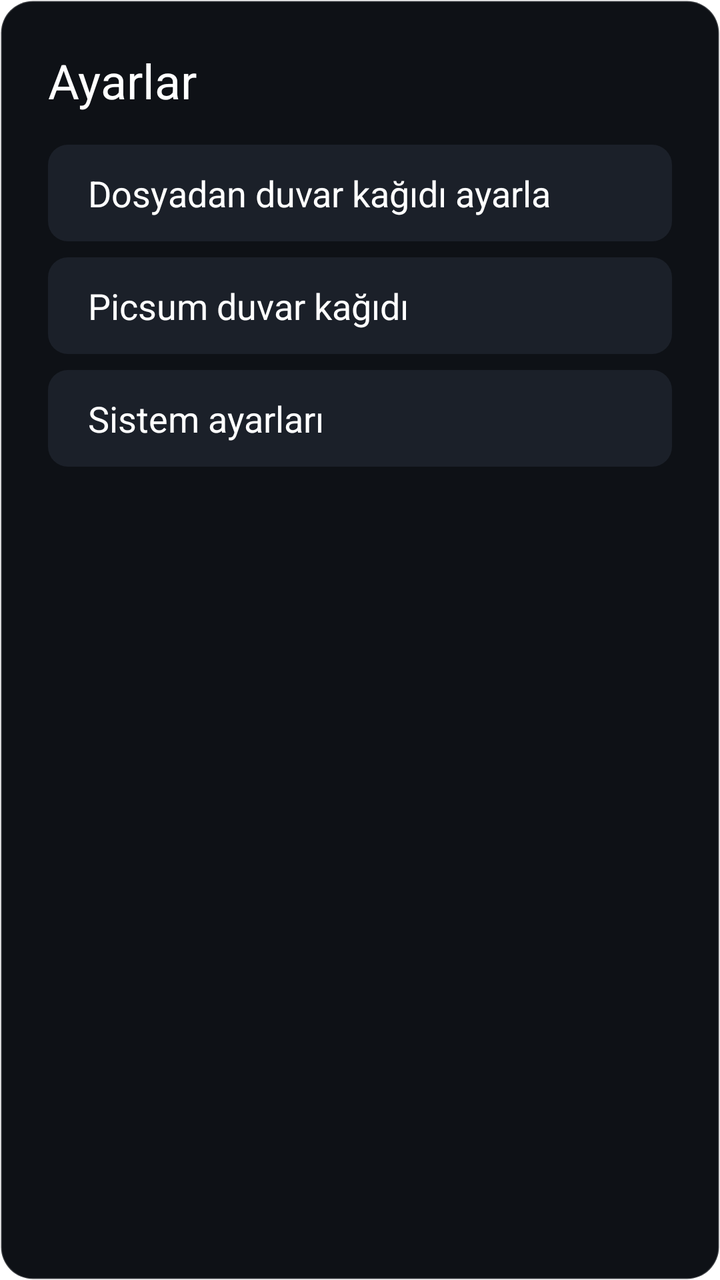
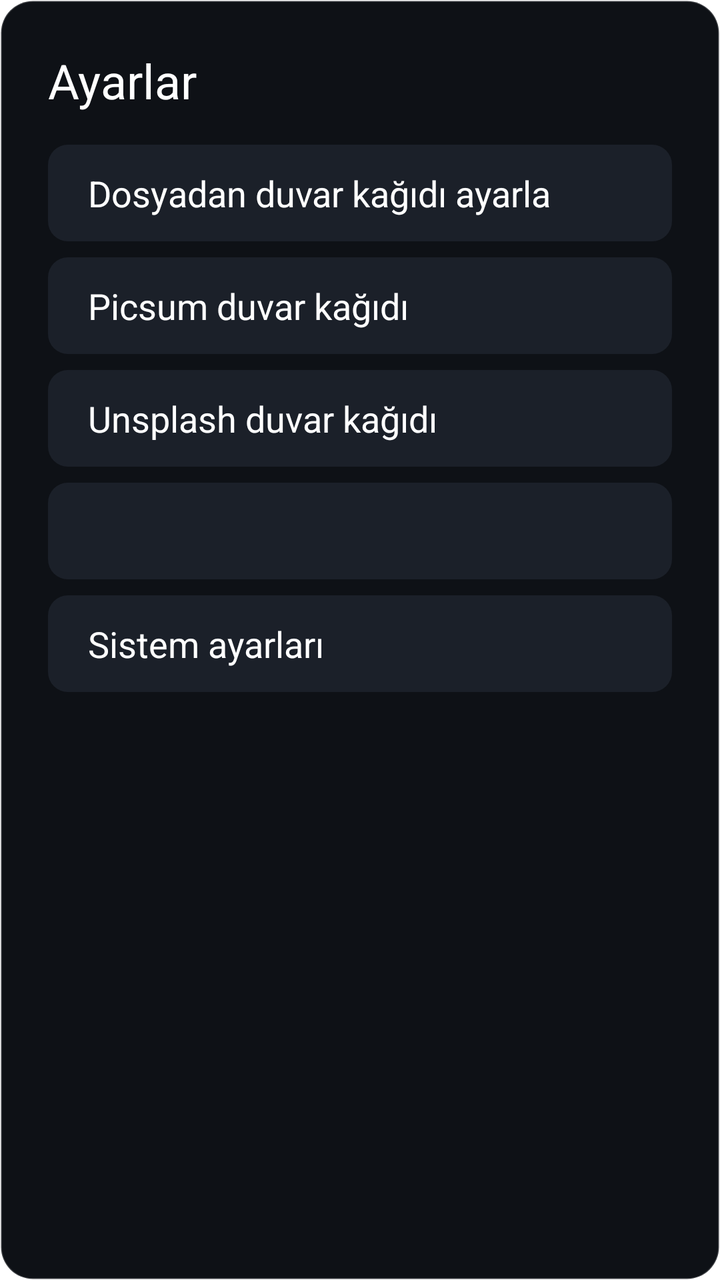

Screens rendered from an Android XML layout before and after an edit, with the pre-edit source and the edit as a unified diff.
<!-- AndroidManifest.xml: activity theme Theme.ATVBasic.Panel -->
<!-- res/layout/activity_settings.xml -->
<?xml version="1.0" encoding="utf-8"?>
<LinearLayout xmlns:android="http://schemas.android.com/apk/res/android"
    android:layout_width="wrap_content"
    android:layout_height="wrap_content"
    android:minWidth="440dp"
    android:orientation="vertical"
    android:padding="24dp">

    <TextView
        android:layout_width="wrap_content"
        android:layout_height="wrap_content"
        android:paddingBottom="8dp"
        android:text="@string/settings_title"
        android:textColor="@color/text"
        android:textSize="24sp" />

    <TextView
        android:id="@+id/row_file"
        style="@style/SettingsRow"
        android:text="@string/row_wallpaper_file" />

    <TextView
        android:id="@+id/row_picsum"
        style="@style/SettingsRow"
        android:text="@string/row_wallpaper_picsum" />

    <TextView
        android:id="@+id/row_system"
        style="@style/SettingsRow"
        android:text="@string/row_system_settings" />
</LinearLayout>
<!-- resources referenced by this layout -->
<resources>
  <color name="text">#FFFFFFFF</color>
  <string name="row_system_settings">Sistem ayarları</string>
  <string name="row_wallpaper_file">Dosyadan duvar kağıdı ayarla</string>
  <string name="row_wallpaper_picsum">Picsum duvar kağıdı</string>
  <string name="settings_title">Ayarlar</string>
  <style name="SettingsRow" parent="TopButton">
          <item name="android:layout_width">match_parent</item>
          <item name="android:layout_marginTop">8dp</item>
          <item name="android:paddingTop">12dp</item>
          <item name="android:paddingBottom">12dp</item>
          <item name="android:textSize">18sp</item>
      </style>
  <style name="Theme.ATVBasic.Panel" parent="@android:style/Theme.DeviceDefault.Dialog.NoActionBar">
          <item name="android:windowBackground">@drawable/panel_bg</item>
          <item name="android:windowAnimationStyle">@null</item>
      </style>
  <style name="TopButton">
          <item name="android:layout_width">wrap_content</item>
          <item name="android:layout_height">wrap_content</item>
          <item name="android:background">@drawable/button_bg</item>
          <item name="android:clickable">true</item>
          <item name="android:focusable">true</item>
          <item name="android:paddingStart">20dp</item>
          <item name="android:paddingEnd">20dp</item>
          <item name="android:paddingTop">8dp</item>
          <item name="android:paddingBottom">8dp</item>
          <item name="android:textColor">@color/text</item>
          <item name="android:textSize">16sp</item>
      </style>
  <!-- drawable panel_bg (drawable) -->
  <?xml version="1.0" encoding="utf-8"?>
  <shape xmlns:android="http://schemas.android.com/apk/res/android"
      android:shape="rectangle">
      <solid android:color="@color/bg" />
      <stroke
          android:width="1dp"
          android:color="#33FFFFFF" />
      <corners android:radius="16dp" />
  </shape>
  <!-- drawable button_bg (drawable) -->
  <?xml version="1.0" encoding="utf-8"?>
  <selector xmlns:android="http://schemas.android.com/apk/res/android">
      <item android:state_focused="true" android:drawable="@drawable/focus_cell" />
      <item>
          <shape android:shape="rectangle">
              <solid android:color="@color/tile" />
              <corners android:radius="10dp" />
          </shape>
      </item>
  </selector>
  <color name="bg">#FF0E1116</color>
  <!-- drawable focus_cell (drawable) -->
  <?xml version="1.0" encoding="utf-8"?>
  <shape xmlns:android="http://schemas.android.com/apk/res/android"
      android:shape="rectangle">
      <solid android:color="#22FFFFFF" />
      <stroke
          android:width="3dp"
          android:color="@color/focus" />
      <corners android:radius="10dp" />
  </shape>
  <color name="tile">#FF1B2029</color>
  <color name="focus">#FF7DD3FC</color>
</resources>

<!-- the commit's change to res/layout/activity_settings.xml (unified diff, before → after) -->
@@ -25,6 +25,15 @@
         android:text="@string/row_wallpaper_picsum" />
 
     <TextView
+        android:id="@+id/row_unsplash"
+        style="@style/SettingsRow"
+        android:text="@string/row_wallpaper_unsplash" />
+
+    <TextView
+        android:id="@+id/row_auto"
+        style="@style/SettingsRow" />
+
+    <TextView
         android:id="@+id/row_system"
         style="@style/SettingsRow"
         android:text="@string/row_system_settings" />
<!-- resource entries referenced after the edit -->
@@ -4,6 +4,7 @@
   <string name="row_system_settings">Sistem ayarları</string>
   <string name="row_wallpaper_file">Dosyadan duvar kağıdı ayarla</string>
   <string name="row_wallpaper_picsum">Picsum duvar kağıdı</string>
+  <string name="row_wallpaper_unsplash">Unsplash duvar kağıdı</string>
   <string name="settings_title">Ayarlar</string>
   <style name="SettingsRow" parent="TopButton">
           <item name="android:layout_width">match_parent</item>
